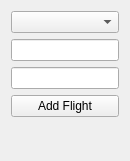
Qt form addflightwindow.ui (Tmroz21/Plane-Reservation-System) before a commit.
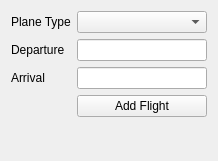
The same form after that commit.

Commit message: added flight adding window and basic funcionality

What changed in the file:
```diff
--- a/addflightwindow.ui
+++ b/addflightwindow.ui
@@ -6,32 +6,57 @@
    <rect>
     <x>0</x>
     <y>0</y>
-    <width>130</width>
+    <width>218</width>
     <height>161</height>
    </rect>
   </property>
   <property name="windowTitle">
    <string>Form</string>
   </property>
-  <layout class="QVBoxLayout" name="verticalLayout" stretch="0,0,0,0,0">
+  <layout class="QVBoxLayout" name="verticalLayout" stretch="0,0">
    <property name="sizeConstraint">
     <enum>QLayout::SetDefaultConstraint</enum>
    </property>
    <item>
-    <widget class="QComboBox" name="planeTypeComboBox"/>
-   </item>
-   <item>
-    <widget class="QLineEdit" name="departureLineEdit"/>
-   </item>
-   <item>
+    <layout class="QGridLayout" name="gridLayout">
+     <item row="2" column="1">
     <widget class="QLineEdit" name="arrivalLineEdit"/>
    </item>
-   <item>
+     <item row="1" column="1">
+      <widget class="QLineEdit" name="departureLineEdit"/>
+     </item>
+     <item row="0" column="1">
+      <widget class="QComboBox" name="planeTypeComboBox"/>
+     </item>
+     <item row="3" column="1">
     <widget class="QPushButton" name="addFlightPushButton">
      <property name="text">
       <string>Add Flight</string>
      </property>
     </widget>
+     </item>
+     <item row="2" column="0">
+      <widget class="QLabel" name="label_2">
+       <property name="text">
+        <string>Arrival</string>
+       </property>
+      </widget>
+     </item>
+     <item row="1" column="0">
+      <widget class="QLabel" name="label_3">
+       <property name="text">
+        <string>Departure</string>
+       </property>
+      </widget>
+     </item>
+     <item row="0" column="0">
+      <widget class="QLabel" name="label_4">
+       <property name="text">
+        <string>Plane Type</string>
+       </property>
+      </widget>
+     </item>
+    </layout>
    </item>
    <item>
     <widget class="QLabel" name="informationLabel">
```
Lines whose indentation alone changed are shown as unchanged. The commit also changes 3 other files.
